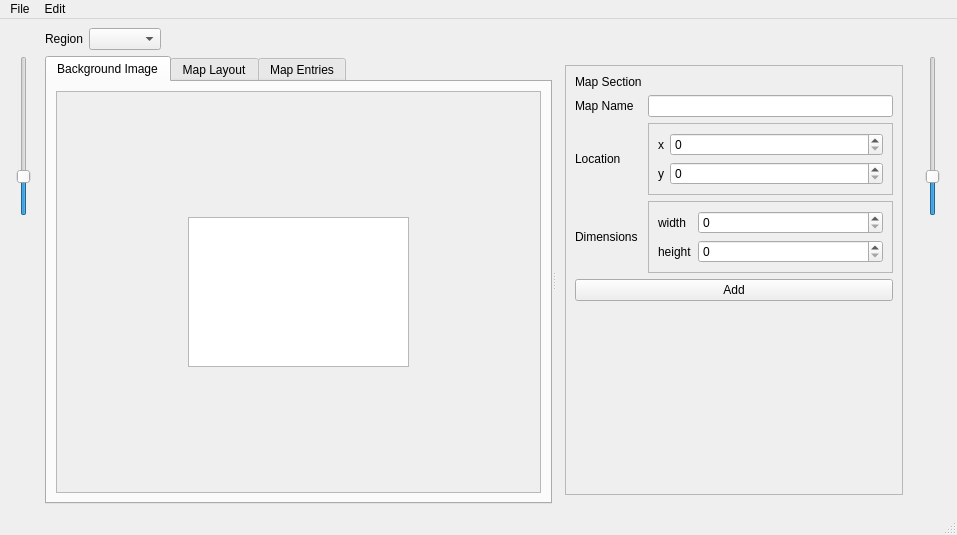
Old version of the form forms/regionmapeditor.ui in the repository huderlem/porymap.
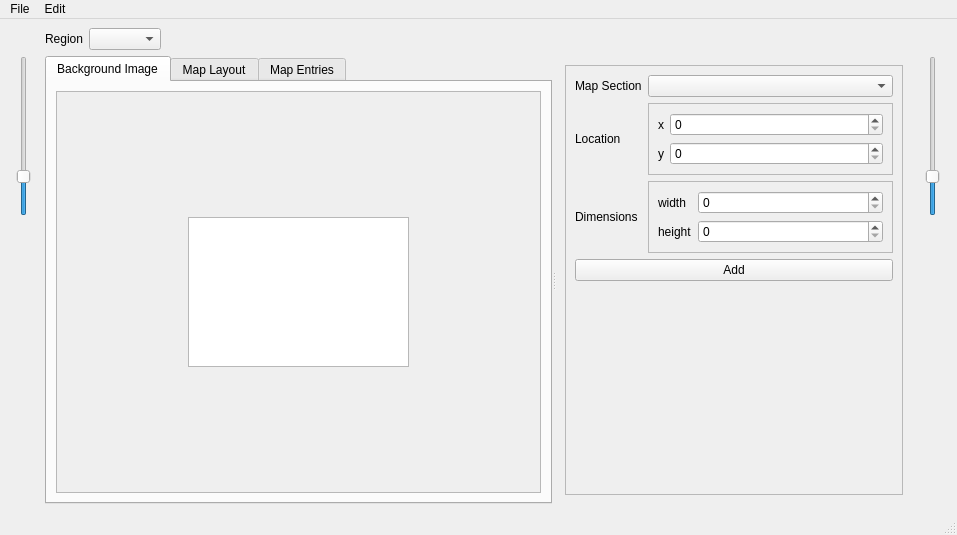
New version of the form. The open tabs and pages were chosen to show the change. Custom widgets are drawn as their Qt base class.

Commit message: Make it easier to edit MAPSEC names, Area -> Location

Patch:
```diff
--- a/forms/regionmapeditor.ui
+++ b/forms/regionmapeditor.ui
@@ -876,7 +876,7 @@
               <property name="sizeConstraint">
                <enum>QLayout::SetNoConstraint</enum>
               </property>
-              <item row="3" column="1">
+              <item row="2" column="1">
                <widget class="QFrame" name="frame_2">
                 <property name="frameShape">
                  <enum>QFrame::StyledPanel</enum>
@@ -909,7 +909,7 @@
                </widget>
               </item>
               <item row="0" column="1">
-               <widget class="NoScrollComboBox" name="comboBox_RM_Entry_MapSection" native="true">
+               <widget class="NoScrollComboBox" name="comboBox_RM_Entry_MapSection">
                 <property name="enabled">
                  <bool>true</bool>
                 </property>
@@ -922,19 +922,19 @@
                 <property name="toolTip">
                  <string>&lt;html&gt;&lt;head/&gt;&lt;body&gt;&lt;p&gt;The section of the region map which the map is grouped under. This also determines the name of the map that is display when the player enters it.&lt;/p&gt;&lt;/body&gt;&lt;/html&gt;</string>
                 </property>
-                <property name="editable" stdset="0">
-                 <bool>true</bool>
+                <property name="editable">
+                 <bool>false</bool>
                 </property>
                </widget>
               </item>
-              <item row="3" column="0">
-               <widget class="QLabel" name="label_RM_CityMap_2">
+              <item row="2" column="0">
+               <widget class="QLabel" name="label_Dimensions">
                 <property name="text">
                  <string>Dimensions</string>
                 </property>
                </widget>
               </item>
-              <item row="2" column="1">
+              <item row="1" column="1">
                <widget class="QFrame" name="frame">
                 <property name="frameShape">
                  <enum>QFrame::StyledPanel</enum>
@@ -966,7 +966,7 @@
                 </layout>
                </widget>
               </item>
-              <item row="2" column="0">
+              <item row="1" column="0">
                <widget class="QLabel" name="label_RM_Location">
                 <property name="text">
                  <string>Location</string>
@@ -980,16 +980,6 @@
                 </property>
                </widget>
               </item>
-              <item row="1" column="0">
-               <widget class="QLabel" name="label_9">
-                <property name="text">
-                 <string>Map Name</string>
-                </property>
-               </widget>
-              </item>
-              <item row="1" column="1">
-               <widget class="QLineEdit" name="lineEdit_RM_MapName"/>
-              </item>
              </layout>
             </item>
             <item>
@@ -1180,9 +1170,14 @@
  <customwidgets>
   <customwidget>
    <class>NoScrollComboBox</class>
-   <extends>QWidget</extends>
+   <extends>QComboBox</extends>
    <header>noscrollcombobox.h</header>
   </customwidget>
+  <customwidget>
+   <class>NoScrollSpinBox</class>
+   <extends>QSpinBox</extends>
+   <header>noscrollspinbox.h</header>
+  </customwidget>
  </customwidgets>
  <resources/>
  <connections/>
```
Left out of the diff: 146 changed lines with no effect on the pictures. The commit also changes 23 other files.
